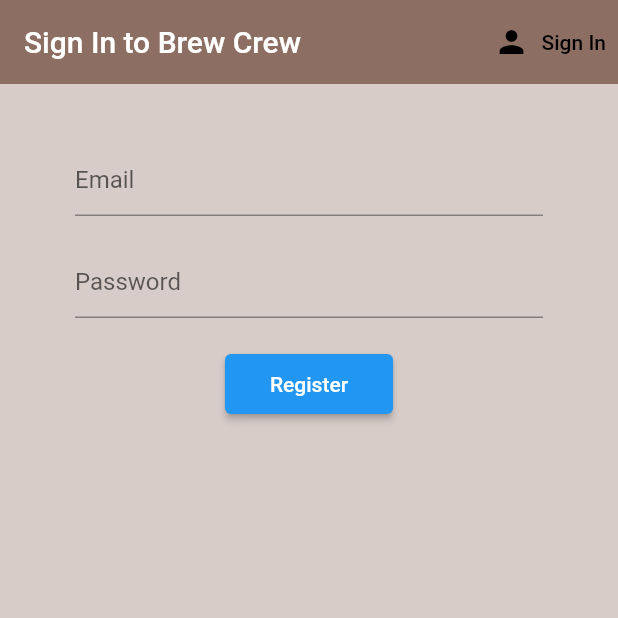
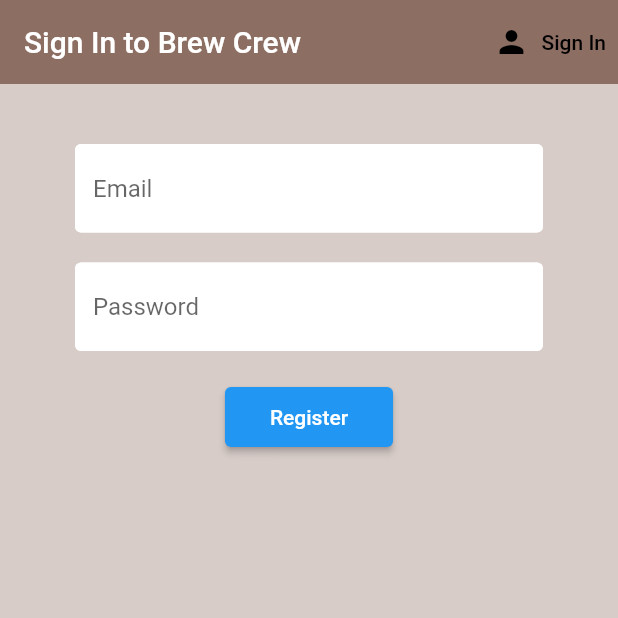
Before and after one commit to wahpiangle/flutter-firebase-app, a Flutter app: the screen it shows after launch, after a tap on "Sign In", after a tap on "Register", on a phone screen of 412 x 824 dp, the top half of it. Run offline on Flutter 3.47's test engine with Material 2 defaults, Android fonts, the phone set to English and light mode, and no system bars; our stand-ins replace firebase_auth, firebase_core; accounts and stored records are empty.

Commit message:
separate into component

```diff
--- a/lib/screens/authenticate/register.dart
+++ b/lib/screens/authenticate/register.dart
@@ -1,5 +1,6 @@
 import 'package:flutter/material.dart';
 import 'package:flutter_firebase_project/services/auth.dart';
+import 'package:flutter_firebase_project/shared/constants.dart';
 
 class Register extends StatefulWidget {
   //to obtain the toggleView function from the parent widget
@@ -51,9 +52,7 @@
                 TextFormField(
                   validator: (value) =>
                       value!.isEmpty ? 'Enter an email' : null,
-                  decoration: const InputDecoration(
-                    hintText: 'Email',
-                  ),
+                  decoration: textInputDecoration.copyWith(hintText: 'Email'),
                   onChanged: (val) {
                     setState(() {
                       email = val;
@@ -65,9 +64,9 @@
                   validator: (value) => value!.length < 6
                       ? 'Enter a password 6+ chars long'
                       : null,
-                  decoration: const InputDecoration(
-                    hintText: 'Password',
-                  ),
+                  decoration:
+                      //to set hintText property of textInputDecoration
+                      textInputDecoration.copyWith(hintText: 'Password'),
                   obscureText: true,
                   onChanged: (val) {
                     setState(() {
--- a/lib/screens/authenticate/sign_in.dart
+++ b/lib/screens/authenticate/sign_in.dart
@@ -1,5 +1,6 @@
 import 'package:flutter/material.dart';
 import 'package:flutter_firebase_project/services/auth.dart';
+import 'package:flutter_firebase_project/shared/constants.dart';
 
 class SignIn extends StatefulWidget {
   //to obtain the toggleView function from the parent widget
@@ -51,9 +52,7 @@
                 TextFormField(
                   validator: (value) =>
                       value!.isEmpty ? 'Enter an email' : null,
-                  decoration: const InputDecoration(
-                    hintText: 'Email',
-                  ),
+                  decoration: textInputDecoration.copyWith(hintText: 'Email'),
                   onChanged: (val) {
                     setState(() {
                       email = val;
@@ -65,9 +64,8 @@
                   validator: (value) => value!.length < 6
                       ? 'Enter a password 6+ chars long'
                       : null,
-                  decoration: const InputDecoration(
-                    hintText: 'Password',
-                  ),
+                  decoration:
+                      textInputDecoration.copyWith(hintText: 'Password'),
                   obscureText: true,
                   onChanged: (val) {
                     setState(() {
--- /dev/null
+++ b/lib/shared/constants.dart
@@ -0,0 +1,12 @@
+import 'package:flutter/material.dart';
+
+const textInputDecoration = InputDecoration(
+  fillColor: Colors.white,
+  filled: true,
+  enabledBorder: OutlineInputBorder(
+    borderSide: BorderSide(color: Colors.white, width: 2.0),
+  ),
+  focusedBorder: OutlineInputBorder(
+    borderSide: BorderSide(color: Colors.blue, width: 2.0),
+  ),
+);
```
